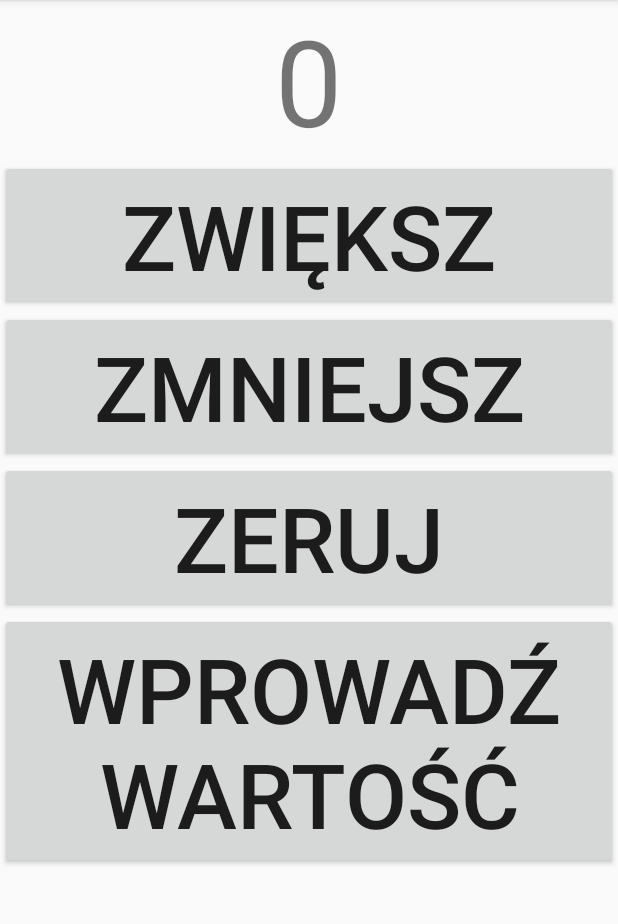
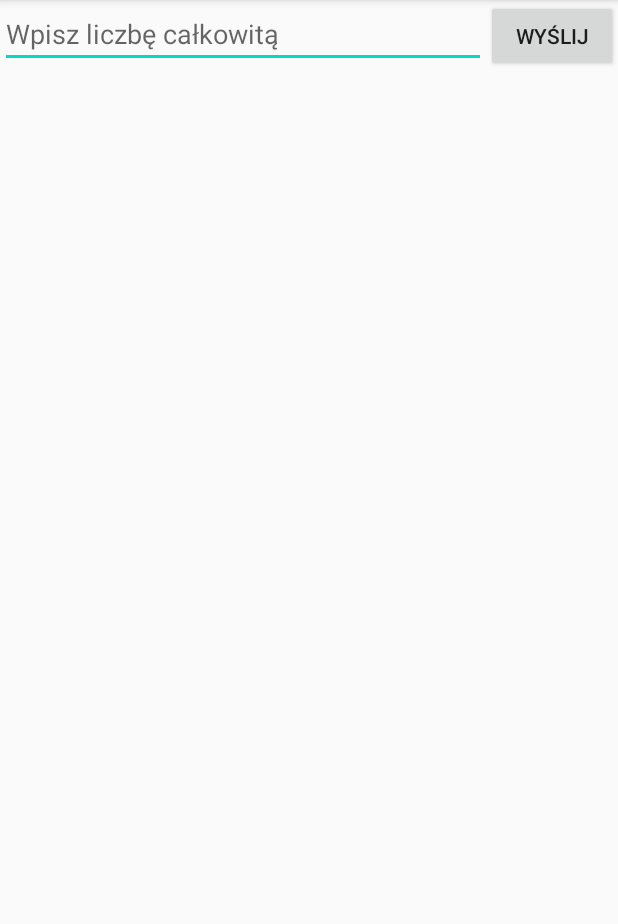
Before and after one commit to seab1/android_counter, an Android app: the screen it shows after launch (MainActivity before the commit, UserValueInsertion after it), after a tap on "WPROWADŹ WARTOŚĆ", on a phone screen of 412 x 824 dp, the part 84-1008 px from its top. Run offline under Robolectric (Android 15) with nearby library versions, the phone set to English and light mode, and no system bars.

Commit message:
Implemented appearance of antoher intent that is allowing user's input

```diff
--- a/app/src/main/AndroidManifest.xml
+++ b/app/src/main/AndroidManifest.xml
@@ -9,6 +9,7 @@
         android:roundIcon="@mipmap/ic_launcher_round"
         android:supportsRtl="true"
         android:theme="@style/AppTheme">
+        <activity android:name=".UserValueInsertion"></activity>
         <activity android:name=".MainActivity">
             <intent-filter>
                 <action android:name="android.intent.action.MAIN" />
--- a/app/src/main/java/com/example/counter/MainActivity.java
+++ b/app/src/main/java/com/example/counter/MainActivity.java
@@ -2,12 +2,14 @@ package com.example.counter;
 
 import androidx.appcompat.app.AppCompatActivity;
 
+import android.content.Intent;
 import android.os.Bundle;
 import android.view.View;
 import android.widget.TextView;
 
 public class MainActivity extends AppCompatActivity {
 
+    private static final int USER_VALUE_REQUEST_CODE = 0;
     private int counter = 0;
 
     @Override
@@ -42,6 +44,7 @@ public class MainActivity extends AppCompatActivity {
 
     public void enableUserInsert(View view)
     {
-
+        Intent intent = new Intent(this, UserValueInsertion.class);
+        startActivityForResult(intent, USER_VALUE_REQUEST_CODE);
     }
 }
--- /dev/null
+++ b/app/src/main/java/com/example/counter/UserValueInsertion.java
@@ -0,0 +1,20 @@
+package com.example.counter;
+
+import androidx.appcompat.app.AppCompatActivity;
+
+import android.os.Bundle;
+import android.view.View;
+
+public class UserValueInsertion extends AppCompatActivity {
+
+    @Override
+    protected void onCreate(Bundle savedInstanceState) {
+        super.onCreate(savedInstanceState);
+        setContentView(R.layout.activity_user_value_insertion);
+    }
+
+    public void sendValue(View view)
+    {
+
+    }
+}
--- /dev/null
+++ b/app/src/main/res/layout/activity_user_value_insertion.xml
@@ -0,0 +1,22 @@
+<?xml version="1.0" encoding="utf-8"?>
+<LinearLayout
+    xmlns:android="http://schemas.android.com/apk/res/android"
+    xmlns:app="http://schemas.android.com/apk/res-auto"
+    xmlns:tools="http://schemas.android.com/tools"
+    android:layout_width="match_parent"
+    android:layout_height="match_parent"
+    android:orientation="horizontal"
+    tools:context=".UserValueInsertion">
+
+    <EditText
+        android:id="@+id/value_field"
+        android:layout_weight="1"
+        android:layout_width="0dp"
+        android:layout_height="wrap_content"
+        android:hint="@string/user_text_edit"/>
+
+    <Button android:layout_width="wrap_content"
+        android:layout_height="wrap_content"
+        android:text="@string/button_send"
+        android:onClick="sendValue"/>
+</LinearLayout>
--- a/app/src/main/res/values/strings.xml
+++ b/app/src/main/res/values/strings.xml
@@ -5,4 +5,7 @@
     <string name="decrease">Zmniejsz</string>
     <string name="zero">Zeruj</string>
     <string name="insert_value">Wprowadź wartość</string>
+
+    <string name="user_text_edit">Wpisz liczbę całkowitą</string>
+    <string name="button_send">Wyślij</string>
 </resources>
```
